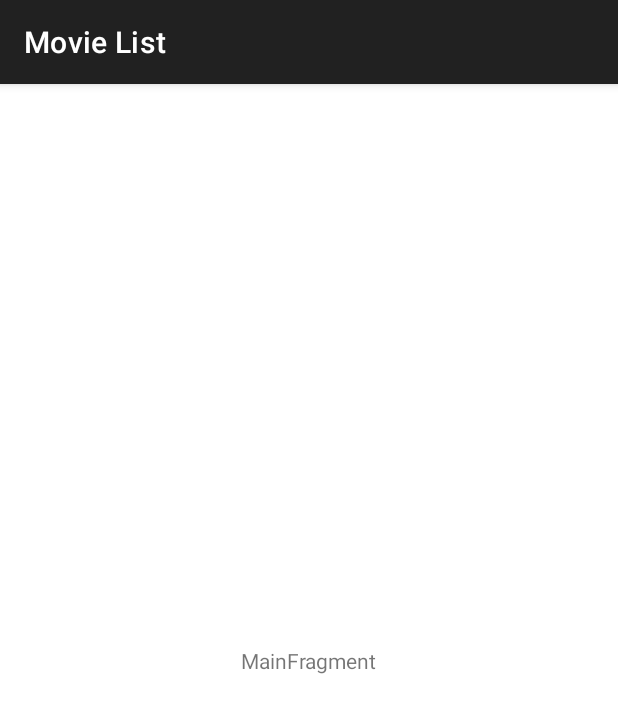
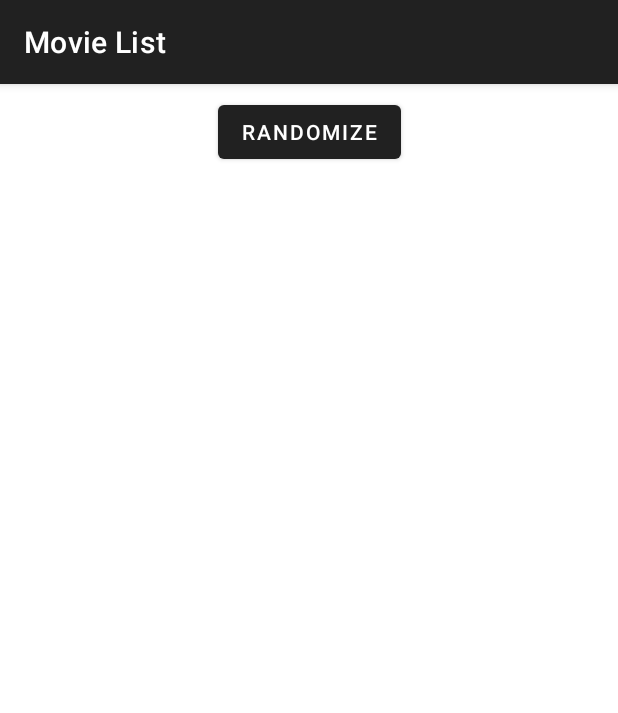
Before and after one commit to Cr4ck1T/MovieList, an Android app: the screen it shows after launch (MainActivity), on a phone screen of 412 x 824 dp. Shown: the top 713 px of the screen. Run offline under Robolectric (Android 15) with nearby library versions, the phone set to English and light mode, and no system bars; 1 statement that could not run was skipped.

Commit message:
add MovieCardLayout + FragmentLayout + some Strings

```diff
--- a/app/src/main/res/layout/main_fragment.xml
+++ b/app/src/main/res/layout/main_fragment.xml
@@ -1,21 +1,34 @@
 <?xml version="1.0" encoding="utf-8"?>
-<androidx.constraintlayout.widget.ConstraintLayout
-    xmlns:android="http://schemas.android.com/apk/res/android"
+<androidx.constraintlayout.widget.ConstraintLayout xmlns:android="http://schemas.android.com/apk/res/android"
     xmlns:app="http://schemas.android.com/apk/res-auto"
     xmlns:tools="http://schemas.android.com/tools"
     android:id="@+id/main"
     android:layout_width="match_parent"
     android:layout_height="match_parent"
-    tools:context=".ui.main.MainFragment">
+    tools:context=".ui.MainFragment">
 
-    <TextView
-        android:id="@+id/message"
+    <com.google.android.material.button.MaterialButton
+        android:id="@+id/randomize_button"
         android:layout_width="wrap_content"
         android:layout_height="wrap_content"
-        android:text="MainFragment"
-        app:layout_constraintBottom_toBottomOf="parent"
+        android:layout_marginTop="8dp"
+        android:text="@string/label_button_randomize_rating"
         app:layout_constraintEnd_toEndOf="parent"
+        app:layout_constraintHorizontal_bias="0.5"
         app:layout_constraintStart_toStartOf="parent"
-        app:layout_constraintTop_toTopOf="parent"/>
+        app:layout_constraintTop_toTopOf="parent" />
 
+    <FrameLayout
+        android:layout_width="match_parent"
+        android:layout_height="wrap_content"
+        app:layout_constraintTop_toBottomOf="@id/randomize_button">
+
+        <androidx.recyclerview.widget.RecyclerView
+            android:id="@+id/movie_list_container"
+            android:layout_width="match_parent"
+            android:layout_height="match_parent"
+            tools:layout_editor_absoluteX="0dp"
+            tools:layout_editor_absoluteY="-44dp"
+            tools:listitem="@layout/list_item_movie" />
+    </FrameLayout>
 </androidx.constraintlayout.widget.ConstraintLayout>
--- a/app/src/main/res/values/strings.xml
+++ b/app/src/main/res/values/strings.xml
@@ -1,3 +1,6 @@
 <resources>
     <string name="app_name">Movie List</string>
+    <string name="label_movie_rating">Rating</string>
+    <string name="label_movie_duration">Duration</string>
+    <string name="label_button_randomize_rating">Randomize</string>
 </resources>
```
Also changed, not shown: app/src/main/res/layout/list_item_movie.xml (added, +120 -0 lines).
